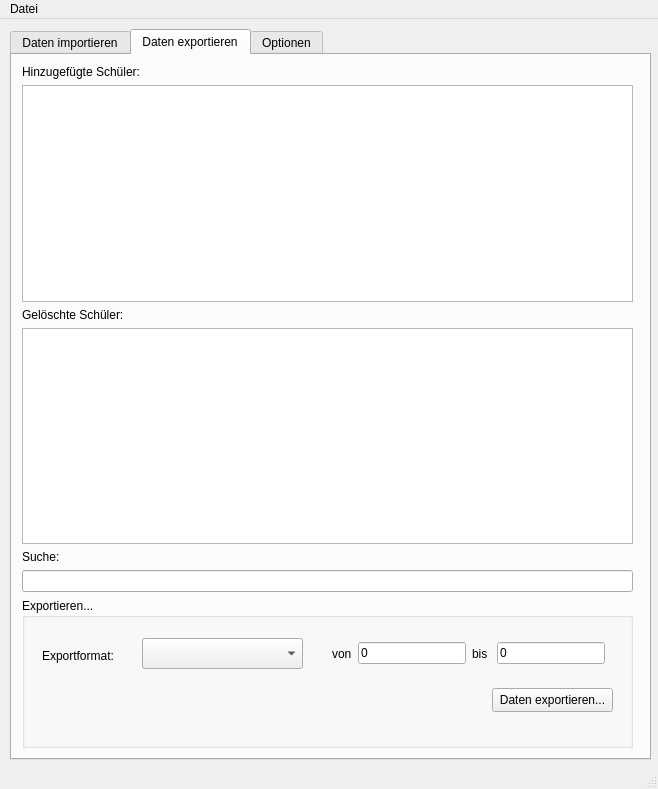
First picture: the form in gui/bbss_tabbed_gui.ui, repository wichmann/bbss, before the edit.
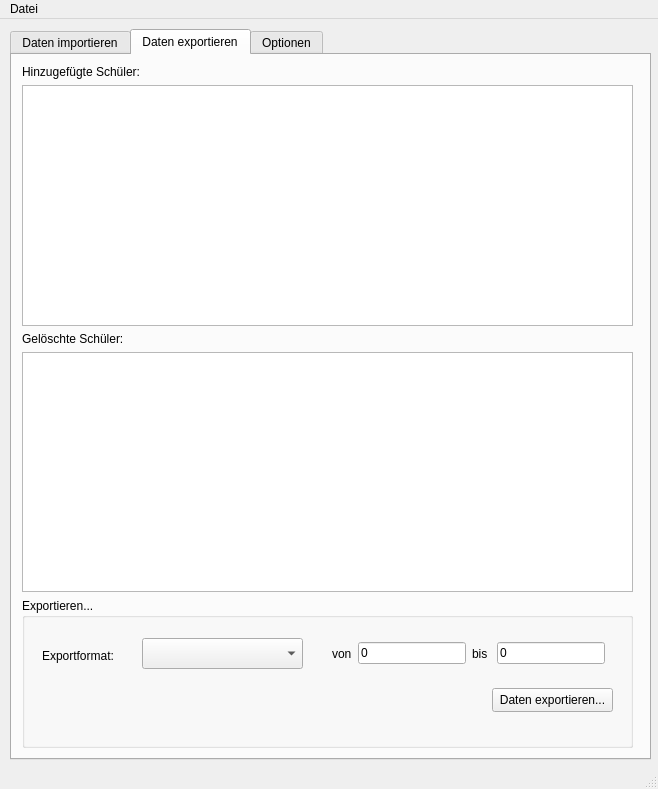
Second picture: the form after the edit. The open tabs and pages were chosen to show the change.

Commit message: Improved graphical user interface further.

What changed in the file:
```diff
--- a/gui/bbss_tabbed_gui.ui
+++ b/gui/bbss_tabbed_gui.ui
@@ -153,19 +153,6 @@
          </property>
         </widget>
        </item>
-       <item>
-        <widget class="QLabel" name="label_2">
-         <property name="text">
-          <string>Suche:</string>
-         </property>
-         <property name="buddy">
-          <cstring>export_filter_text</cstring>
-         </property>
-        </widget>
-       </item>
-       <item>
-        <widget class="QLineEdit" name="export_filter_text"/>
-       </item>
        <item>
         <widget class="QGroupBox" name="export_group">
          <property name="minimumSize">
```
The commit also changes 2 other files.
